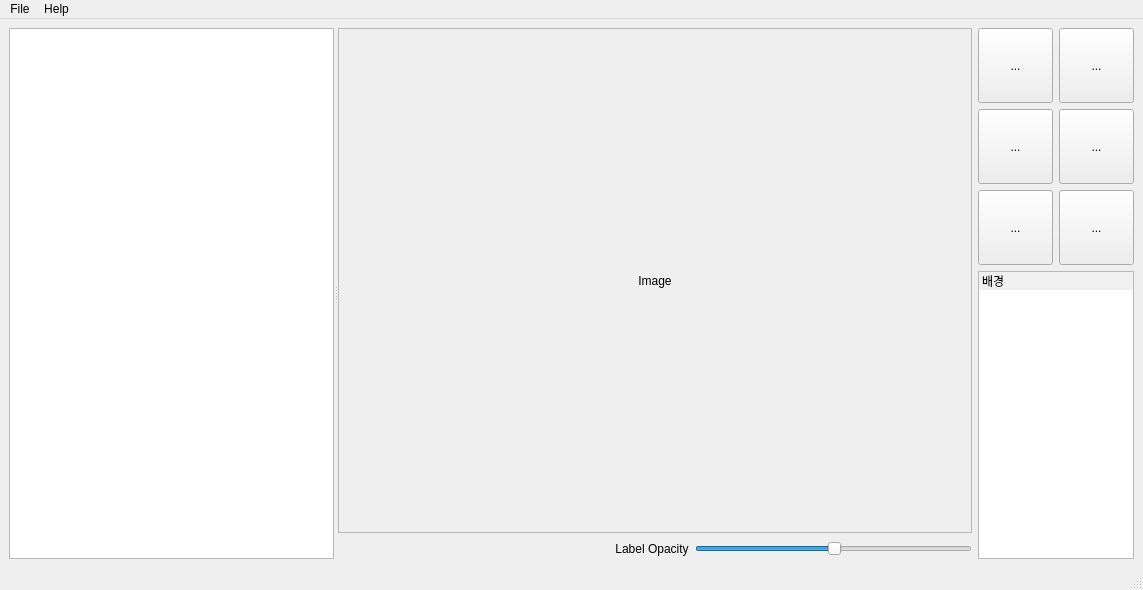
Above: ui_design/mainWindow.ui from HYOJAE15/autolabel before the change. Below: the same form after it.
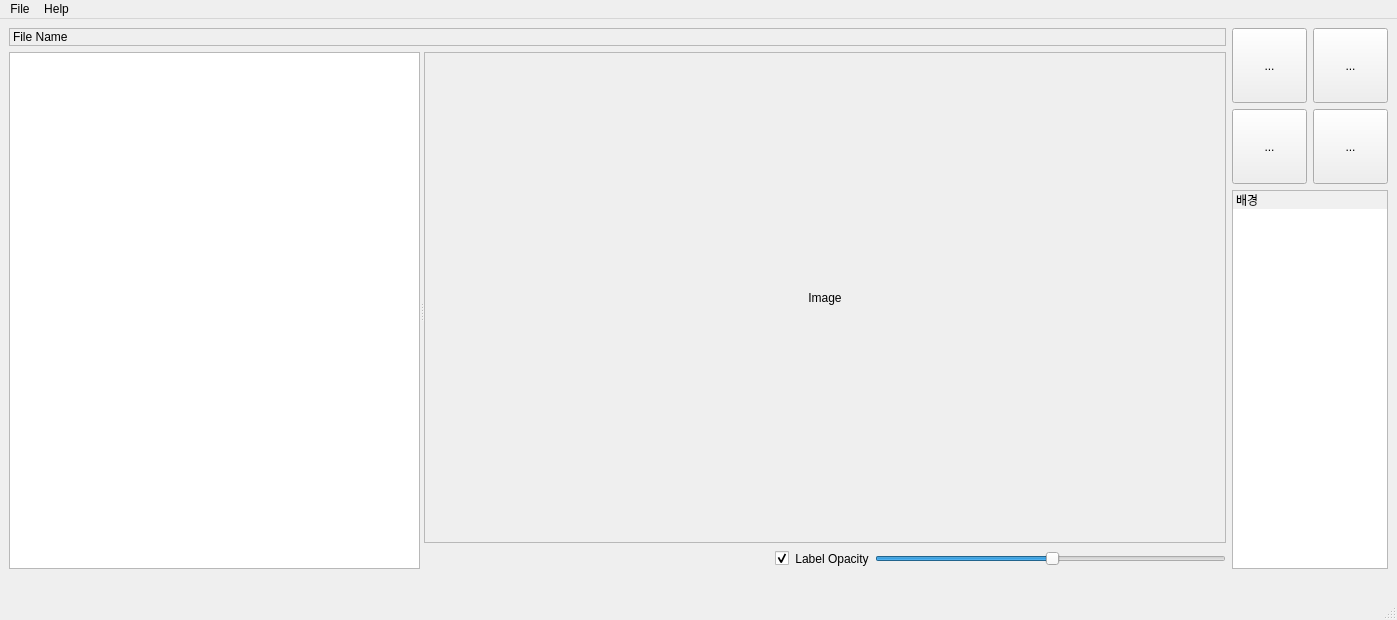
That is the form after the change. Icons and pictures are not drawn.

Diff of the .ui file:
```diff
--- a/ui_design/mainWindow.ui
+++ b/ui_design/mainWindow.ui
@@ -6,8 +6,8 @@
    <rect>
     <x>0</x>
     <y>0</y>
-    <width>1143</width>
-    <height>590</height>
+    <width>1397</width>
+    <height>620</height>
    </rect>
   </property>
   <property name="focusPolicy">
@@ -24,8 +24,235 @@
    <bool>true</bool>
   </property>
   <widget class="QWidget" name="centralwidget">
+   <layout class="QGridLayout" name="gridLayout_3">
+    <item row="2" column="1" colspan="2">
+     <widget class="QListWidget" name="listWidget">
+      <property name="sizePolicy">
+       <sizepolicy hsizetype="Expanding" vsizetype="Expanding">
+        <horstretch>0</horstretch>
+        <verstretch>0</verstretch>
+       </sizepolicy>
+      </property>
+      <property name="minimumSize">
+       <size>
+        <width>15</width>
+        <height>15</height>
+       </size>
+      </property>
+      <property name="maximumSize">
+       <size>
+        <width>350</width>
+        <height>16777215</height>
+       </size>
+      </property>
+      <property name="layoutDirection">
+       <enum>Qt::LeftToRight</enum>
+      </property>
+      <item>
+       <property name="text">
+        <string>배경</string>
+       </property>
+       <property name="background">
+        <brush brushstyle="SolidPattern">
+         <color alpha="255">
+          <red>240</red>
+          <green>240</green>
+          <blue>240</blue>
+         </color>
+        </brush>
+       </property>
+       <property name="flags">
+        <set>ItemIsSelectable|ItemIsEditable|ItemIsDragEnabled|ItemIsUserCheckable|ItemIsEnabled</set>
+       </property>
+      </item>
+     </widget>
+    </item>
+    <item row="1" column="2">
+     <widget class="QToolButton" name="HkeyButton">
+      <property name="sizePolicy">
+       <sizepolicy hsizetype="Expanding" vsizetype="Expanding">
+        <horstretch>0</horstretch>
+        <verstretch>0</verstretch>
+       </sizepolicy>
+      </property>
+      <property name="maximumSize">
+       <size>
+        <width>75</width>
+        <height>75</height>
+       </size>
+      </property>
+      <property name="toolTip">
+       <string>Move Position</string>
+      </property>
+      <property name="statusTip">
+       <string>Position Tool</string>
+      </property>
+      <property name="text">
+       <string>...</string>
+      </property>
+      <property name="icon">
+       <iconset>
+        <normaloff>../Icon/move2.png</normaloff>../Icon/move2.png</iconset>
+      </property>
+      <property name="iconSize">
+       <size>
+        <width>25</width>
+        <height>25</height>
+       </size>
+      </property>
+      <property name="checkable">
+       <bool>true</bool>
+      </property>
+     </widget>
+    </item>
+    <item row="0" column="1">
+     <widget class="QToolButton" name="brushButton">
+      <property name="sizePolicy">
+       <sizepolicy hsizetype="Expanding" vsizetype="Expanding">
+        <horstretch>0</horstretch>
+        <verstretch>0</verstretch>
+       </sizepolicy>
+      </property>
+      <property name="maximumSize">
+       <size>
+        <width>75</width>
+        <height>75</height>
+       </size>
+      </property>
+      <property name="focusPolicy">
+       <enum>Qt::TabFocus</enum>
+      </property>
+      <property name="toolTip">
+       <string>Brush</string>
+      </property>
+      <property name="statusTip">
+       <string>BrushTool</string>
+      </property>
+      <property name="layoutDirection">
+       <enum>Qt::LeftToRight</enum>
+      </property>
+      <property name="text">
+       <string>...</string>
+      </property>
+      <property name="icon">
+       <iconset>
+        <normaloff>../Icon/brush.png</normaloff>../Icon/brush.png</iconset>
+      </property>
+      <property name="iconSize">
+       <size>
+        <width>25</width>
+        <height>25</height>
+       </size>
+      </property>
+      <property name="checkable">
+       <bool>true</bool>
+      </property>
+     </widget>
+    </item>
+    <item row="0" column="2">
+     <widget class="QToolButton" name="eraseButton">
+      <property name="sizePolicy">
+       <sizepolicy hsizetype="Expanding" vsizetype="Expanding">
+        <horstretch>0</horstretch>
+        <verstretch>0</verstretch>
+       </sizepolicy>
+      </property>
+      <property name="maximumSize">
+       <size>
+        <width>75</width>
+        <height>75</height>
+       </size>
+      </property>
+      <property name="toolTip">
+       <string>Eraser</string>
+      </property>
+      <property name="statusTip">
+       <string>Erasertool</string>
+      </property>
+      <property name="text">
+       <string>...</string>
+      </property>
+      <property name="icon">
+       <iconset>
+        <normaloff>../Icon/eraser.png</normaloff>../Icon/eraser.png</iconset>
+      </property>
+      <property name="iconSize">
+       <size>
+        <width>25</width>
+        <height>25</height>
+       </size>
+      </property>
+      <property name="checkable">
+       <bool>true</bool>
+      </property>
+     </widget>
+    </item>
+    <item row="1" column="1">
+     <widget class="QToolButton" name="roiAutoLabelButton">
+      <property name="sizePolicy">
+       <sizepolicy hsizetype="Expanding" vsizetype="Expanding">
+        <horstretch>0</horstretch>
+        <verstretch>0</verstretch>
+       </sizepolicy>
+      </property>
+      <property name="maximumSize">
+       <size>
+        <width>75</width>
+        <height>75</height>
+       </size>
+      </property>
+      <property name="toolTip">
+       <string>Region of interest</string>
+      </property>
+      <property name="statusTip">
+       <string>autolabel tool</string>
+      </property>
+      <property name="text">
+       <string>...</string>
+      </property>
+      <property name="icon">
+       <iconset>
+        <normaloff>../Icon/Local.png</normaloff>../Icon/Local.png</iconset>
+      </property>
+      <property name="iconSize">
+       <size>
+        <width>25</width>
+        <height>25</height>
+       </size>
+      </property>
+      <property name="checkable">
+       <bool>true</bool>
+      </property>
+     </widget>
+    </item>
+    <item row="0" column="0" rowspan="3">
    <layout class="QGridLayout" name="gridLayout">
-    <item row="0" column="0" rowspan="4">
+      <item row="0" column="0">
+       <widget class="QLabel" name="fileNameLabel">
+        <property name="sizePolicy">
+         <sizepolicy hsizetype="Expanding" vsizetype="Fixed">
+          <horstretch>0</horstretch>
+          <verstretch>0</verstretch>
+         </sizepolicy>
+        </property>
+        <property name="minimumSize">
+         <size>
+          <width>0</width>
+          <height>18</height>
+         </size>
+        </property>
+        <property name="frameShape">
+         <enum>QFrame::StyledPanel</enum>
+        </property>
+        <property name="text">
+         <string>File Name</string>
+        </property>
+        <property name="textInteractionFlags">
+         <set>Qt::LinksAccessibleByMouse|Qt::TextSelectableByMouse</set>
+        </property>
+       </widget>
+      </item>
+      <item row="1" column="0">
      <widget class="QSplitter" name="splitter">
       <property name="orientation">
        <enum>Qt::Horizontal</enum>
@@ -109,8 +336,8 @@
               <rect>
                <x>0</x>
                <y>0</y>
-               <width>625</width>
-               <height>480</height>
+                 <width>796</width>
+                 <height>479</height>
               </rect>
              </property>
              <property name="layoutDirection">
@@ -169,6 +396,16 @@
             </property>
            </spacer>
           </item>
+            <item>
+             <widget class="QCheckBox" name="labelOpacityCheckBox">
+              <property name="text">
+               <string/>
+              </property>
+              <property name="checked">
+               <bool>true</bool>
+              </property>
+             </widget>
+            </item>
           <item>
            <widget class="QLabel" name="label_2">
             <property name="sizePolicy">
@@ -219,280 +456,13 @@
       </widget>
      </widget>
     </item>
-    <item row="0" column="1">
-     <widget class="QToolButton" name="brushButton">
-      <property name="sizePolicy">
-       <sizepolicy hsizetype="Expanding" vsizetype="Expanding">
-        <horstretch>0</horstretch>
-        <verstretch>0</verstretch>
-       </sizepolicy>
-      </property>
-      <property name="maximumSize">
-       <size>
-        <width>75</width>
-        <height>75</height>
-       </size>
-      </property>
-      <property name="focusPolicy">
-       <enum>Qt::TabFocus</enum>
-      </property>
-      <property name="toolTip">
-       <string>Brush</string>
-      </property>
-      <property name="statusTip">
-       <string>BrushTool</string>
-      </property>
-      <property name="layoutDirection">
-       <enum>Qt::LeftToRight</enum>
-      </property>
-      <property name="text">
-       <string>...</string>
-      </property>
-      <property name="icon">
-       <iconset>
-        <normaloff>../Icon/brush.png</normaloff>../Icon/brush.png</iconset>
-      </property>
-      <property name="iconSize">
-       <size>
-        <width>25</width>
-        <height>25</height>
-       </size>
-      </property>
-      <property name="checkable">
-       <bool>true</bool>
-      </property>
-     </widget>
+     </layout>
     </item>
-    <item row="0" column="2">
-     <widget class="QToolButton" name="eraserButton">
-      <property name="sizePolicy">
-       <sizepolicy hsizetype="Expanding" vsizetype="Expanding">
-        <horstretch>0</horstretch>
-        <verstretch>0</verstretch>
-       </sizepolicy>
-      </property>
-      <property name="maximumSize">
-       <size>
-        <width>75</width>
-        <height>75</height>
-       </size>
-      </property>
-      <property name="toolTip">
-       <string>Eraser</string>
-      </property>
-      <property name="statusTip">
-       <string>Erasertool</string>
-      </property>
+    <item row="3" column="0" colspan="3">
+     <widget class="QLabel" name="situationLabel">
       <property name="text">
-       <string>...</string>
+       <string/>
       </property>
-      <property name="icon">
-       <iconset>
-        <normaloff>../Icon/eraser.png</normaloff>../Icon/eraser.png</iconset>
-      </property>
-      <property name="iconSize">
-       <size>
-        <width>25</width>
-        <height>25</height>
-       </size>
-      </property>
-      <property name="checkable">
-       <bool>false</bool>
-      </property>
-     </widget>
-    </item>
-    <item row="2" column="2">
-     <widget class="QToolButton" name="globalAutoLabelButton">
-      <property name="sizePolicy">
-       <sizepolicy hsizetype="Expanding" vsizetype="Expanding">
-        <horstretch>0</horstretch>
-        <verstretch>0</verstretch>
-       </sizepolicy>
-      </property>
-      <property name="maximumSize">
-       <size>
-        <width>75</width>
-        <height>75</height>
-       </size>
-      </property>
-      <property name="toolTip">
-       <string>Global</string>
-      </property>
-      <property name="statusTip">
-       <string>autolabel tool</string>
-      </property>
-      <property name="text">
-       <string>...</string>
-      </property>
-      <property name="icon">
-       <iconset>
-        <normaloff>../Icon/global.png</normaloff>../Icon/global.png</iconset>
-      </property>
-      <property name="iconSize">
-       <size>
-        <width>25</width>
-        <height>25</height>
-       </size>
-      </property>
-      <property name="checkable">
-       <bool>false</bool>
-      </property>
-     </widget>
-    </item>
-    <item row="1" column="1">
-     <widget class="QToolButton" name="zoomInButton">
-      <property name="sizePolicy">
-       <sizepolicy hsizetype="Expanding" vsizetype="Expanding">
-        <horstretch>0</horstretch>
-        <verstretch>0</verstretch>
-       </sizepolicy>
-      </property>
-      <property name="maximumSize">
-       <size>
-        <width>75</width>
-        <height>75</height>
-       </size>
-      </property>
-      <property name="toolTip">
-       <string>Zoom in</string>
-      </property>
-      <property name="statusTip">
-       <string>zoom tool</string>
-      </property>
-      <property name="text">
-       <string>...</string>
-      </property>
-      <property name="icon">
-       <iconset>
-        <normaloff>../Icon/zoomin.png</normaloff>../Icon/zoomin.png</iconset>
-      </property>
-      <property name="iconSize">
-       <size>
-        <width>25</width>
-        <height>25</height>
-       </size>
-      </property>
-      <property name="checkable">
-       <bool>false</bool>
-      </property>
-     </widget>
-    </item>
-    <item row="1" column="2">
-     <widget class="QToolButton" name="zoomOutButton">
-      <property name="sizePolicy">
-       <sizepolicy hsizetype="Expanding" vsizetype="Expanding">
-        <horstretch>0</horstretch>
-        <verstretch>0</verstretch>
-       </sizepolicy>
-      </property>
-      <property name="maximumSize">
-       <size>
-        <width>75</width>
-        <height>75</height>
-       </size>
-      </property>
-      <property name="toolTip">
-       <string>Zoom out</string>
-      </property>
-      <property name="statusTip">
-       <string>zoom tool</string>
-      </property>
-      <property name="text">
-       <string>...</string>
-      </property>
-      <property name="icon">
-       <iconset>
-        <normaloff>../Icon/zoom out.png</normaloff>../Icon/zoom out.png</iconset>
-      </property>
-      <property name="iconSize">
-       <size>
-        <width>25</width>
-        <height>25</height>
-       </size>
-      </property>
-      <property name="checkable">
-       <bool>false</bool>
-      </property>
-     </widget>
-    </item>
-    <item row="2" column="1">
-     <widget class="QToolButton" name="roiAutoLabelButton">
-      <property name="sizePolicy">
-       <sizepolicy hsizetype="Expanding" vsizetype="Expanding">
-        <horstretch>0</horstretch>
-        <verstretch>0</verstretch>
-       </sizepolicy>
-      </property>
-      <property name="maximumSize">
-       <size>
-        <width>75</width>
-        <height>75</height>
-       </size>
-      </property>
-      <property name="toolTip">
-       <string>Region of interest</string>
-      </property>
-      <property name="statusTip">
-       <string>autolabel tool</string>
-      </property>
-      <property name="text">
-       <string>...</string>
-      </property>
-      <property name="icon">
-       <iconset>
-        <normaloff>../Icon/Local.png</normaloff>../Icon/Local.png</iconset>
-      </property>
-      <property name="iconSize">
-       <size>
-        <width>25</width>
-        <height>25</height>
-       </size>
-      </property>
-      <property name="checkable">
-       <bool>true</bool>
-      </property>
-     </widget>
-    </item>
-    <item row="3" column="1" colspan="2">
-     <widget class="QListWidget" name="listWidget">
-      <property name="sizePolicy">
-       <sizepolicy hsizetype="Expanding" vsizetype="Expanding">
-        <horstretch>0</horstretch>
-        <verstretch>0</verstretch>
-       </sizepolicy>
-      </property>
-      <property name="minimumSize">
-       <size>
-        <width>15</width>
-        <height>15</height>
-       </size>
-      </property>
-      <property name="maximumSize">
-       <size>
-        <width>350</width>
-        <height>16777215</height>
-       </size>
-      </property>
-      <property name="layoutDirection">
-       <enum>Qt::LeftToRight</enum>
-      </property>
-      <item>
-       <property name="text">
-        <string>배경</string>
-       </property>
-       <property name="background">
-        <brush brushstyle="SolidPattern">
-         <color alpha="255">
-          <red>240</red>
-          <green>240</green>
-          <blue>240</blue>
-         </color>
-        </brush>
-       </property>
-       <property name="flags">
-        <set>ItemIsSelectable|ItemIsEditable|ItemIsDragEnabled|ItemIsUserCheckable|ItemIsEnabled</set>
-       </property>
-      </item>
      </widget>
     </item>
    </layout>
@@ -502,8 +472,8 @@
     <rect>
      <x>0</x>
      <y>0</y>
-     <width>1143</width>
-     <height>26</height>
+     <width>1397</width>
+     <height>21</height>
     </rect>
    </property>
    <widget class="QMenu" name="menufile">
```
Left out of the diff: 1 changed line with no effect on the pictures. Lines whose indentation alone changed are shown as unchanged.
